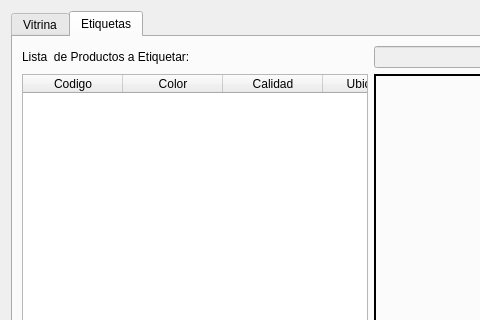
Before: the Qt Designer form vitrina/ui_tienda.ui in rodety/Jireh, drawn with Qt 5; both pictures show x 0 to 480 and y 0 to 320 of the 914 by 523 pixel window.
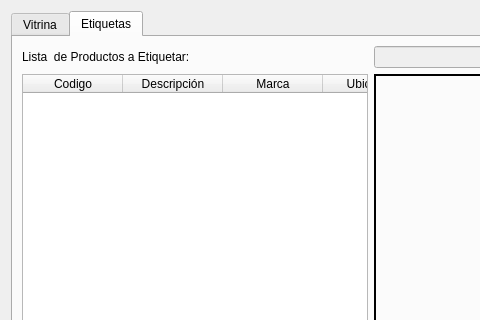
After: the same form once the commit is applied. The open tabs and pages were chosen to show the change. Icons and pictures are not drawn.

What changed in the file:
```diff
--- a/vitrina/ui_tienda.ui
+++ b/vitrina/ui_tienda.ui
@@ -484,12 +484,12 @@
              </column>
              <column>
               <property name="text">
-               <string>Color</string>
+               <string>Descripción</string>
               </property>
              </column>
              <column>
               <property name="text">
-               <string>Calidad</string>
+               <string>Marca</string>
               </property>
              </column>
              <column>
```
Left out of the diff: 2 changed lines with no effect on the pictures.
